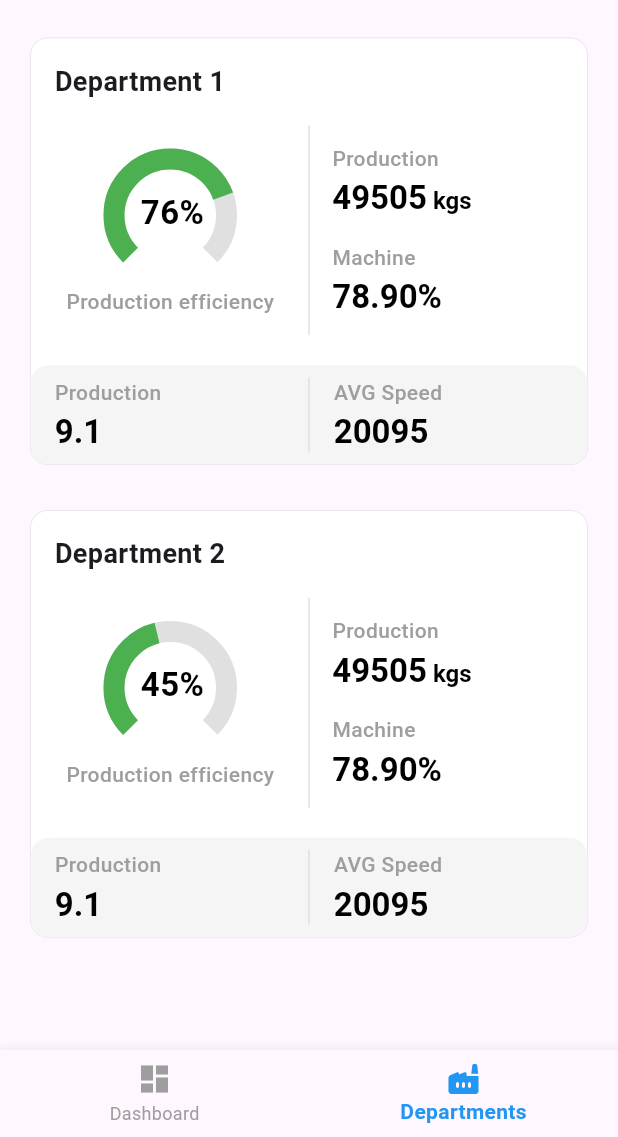
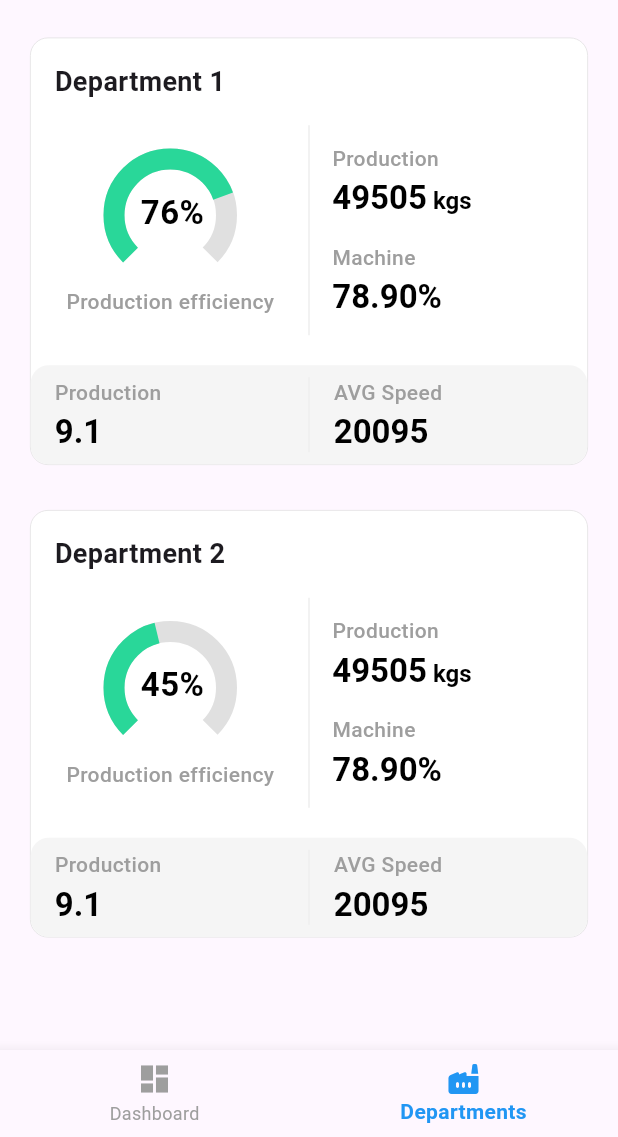
Before and after one commit to Dharani-sree/machine-performance, a Flutter app: the screen it shows after launch, item 2 of the bottom bar chosen, on a phone screen of 412 x 824 dp, the part 99-1236 px from its top. Run offline on Flutter 3.47's test engine with Material 3 defaults, Android fonts, the phone set to English and light mode, and no system bars.

Commit message:
color changed

```diff
--- a/lib/common/arc_progress_bar/arc_progress_bar.dart
+++ b/lib/common/arc_progress_bar/arc_progress_bar.dart
@@ -8,7 +8,7 @@ class ArcProgressBar extends StatelessWidget {
   final Color progressColor;
 
   ArcProgressBar({
-    @required this.progress,
+    required this.progress,
     this.strokeWidth = 8.0,
     this.backgroundColor = Colors.grey,
     this.progressColor = Colors.green,
--- a/lib/components/department/department_view.dart
+++ b/lib/components/department/department_view.dart
@@ -94,7 +94,7 @@ class DepartmentPageState extends State<DepartmentPage> {
                             progress: efficiency / 100,
                             strokeWidth: 14,
                             backgroundColor: Colors.grey[300]!,
-                            progressColor: Colors.green,
+                            progressColor: Color(0xFF29d799)
                           ),
                           const Text(
                             'Production efficiency',
@@ -109,7 +109,7 @@ class DepartmentPageState extends State<DepartmentPage> {
                   ),
                   Container(
                     height: 140,
-                    color: Colors.grey[300],
+                    color: Colors.grey[200],
                     width: 1,
                   ),
                   Expanded(
@@ -148,7 +148,7 @@ class DepartmentPageState extends State<DepartmentPage> {
                       padding: const EdgeInsets.only(top:8),
                       child: Container(
                         height: 50,
-                        color: Colors.grey[300],
+                        color: Colors.grey[200],
                         width: 1,
                       ),
                     ),
```
